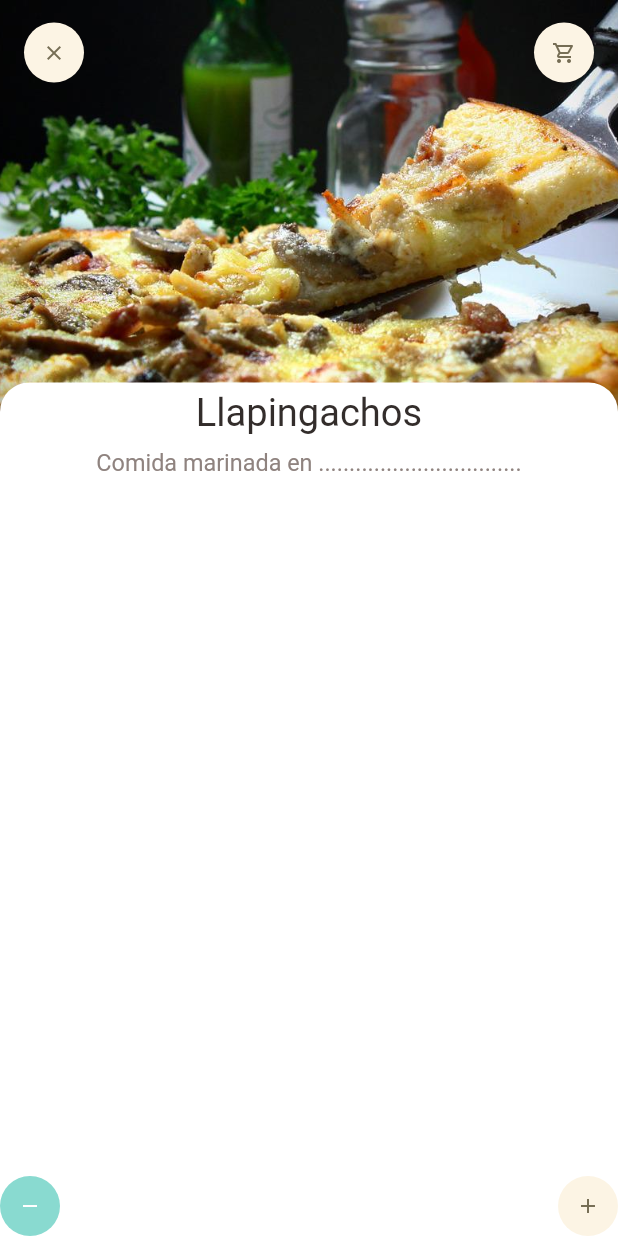
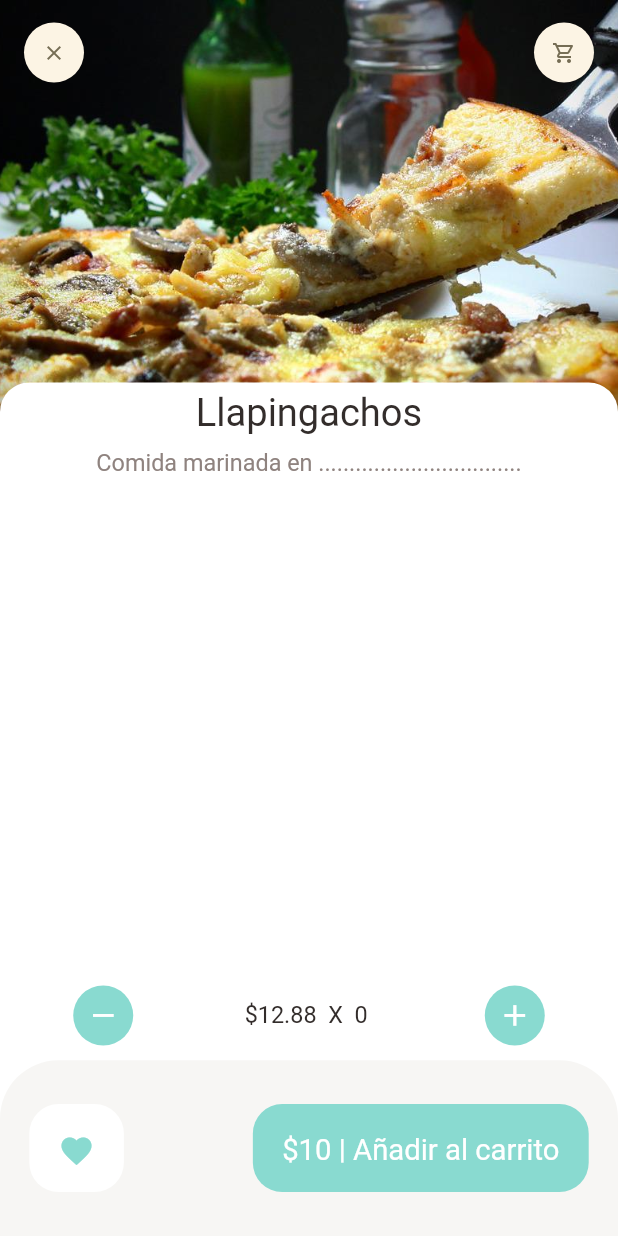
Before and after one commit to Vladox69/gestion, a Flutter app: the screen it shows after launch, on a phone screen of 412 x 824 dp. Run offline on Flutter 3.47's test engine with Material 2 defaults, Android fonts, the phone set to English and light mode, and no system bars; our stand-ins replace dots_indicator, get; missing offline and left inert: dart:html.

Commit message:
hora seis con treina

```diff
--- a/lib/main.dart
+++ b/lib/main.dart
@@ -4,8 +4,11 @@ import 'package:flutter_ecommerce/pages/home/food/recommended_food_detail.dart';
 //import 'package:flutter_ecommerce/home/main_food_page.dart';
 import 'package:flutter_ecommerce/pages/home/main_food_page.dart';
 import 'package:get/get.dart';
+import 'helper/dependencias.dart' as dep;
 
-void main() {
+Future<void> main() async {
+  WidgetsFlutterBinding.ensureInitialized();
+  await dep.init();
   runApp(const MyApp());
 }
 
--- a/lib/pages/home/food/recommended_food_detail.dart
+++ b/lib/pages/home/food/recommended_food_detail.dart
@@ -68,15 +68,66 @@ class RecommendedFoodDetail extends StatelessWidget {
       bottomNavigationBar: Column(
         mainAxisSize: MainAxisSize.min,
         children: [
-          Row(
+          Container(
+            padding: EdgeInsets.only(
+              left: Dimensions.width20*2.5,
+              right: Dimensions.width20*2.5,
+              top: Dimensions.height10,
+              bottom: Dimensions.height10,
+            ),
+            child: Row(
             mainAxisAlignment: MainAxisAlignment.spaceBetween,
             children: [
-              AppIcon(iconColor: Colors.white,
+              AppIcon(
+                iconSize: Dimensions.iconSize24,
+              iconColor: Colors.white,
               backgroundColor: AppColors.mainColor,
               icon: Icons.remove),
-              AppIcon(icon: Icons.add)
+              BigText(text: "\$12.88 "+" X "+" 0 ", color: AppColors.mainBlackColor, size: Dimensions.font16,),
+              AppIcon(
+                iconSize: Dimensions.iconSize24,
+              iconColor: Colors.white,
+              backgroundColor: AppColors.mainColor,
+              icon: Icons.add)
             ],
           )
+          ),
+        Container(
+        height: Dimensions.bottomHeightBar,
+        padding: EdgeInsets.only(top: Dimensions.height30, bottom: Dimensions.height30, left: Dimensions.width20, right: Dimensions.width20),
+        decoration: BoxDecoration(
+          color: AppColors.buttonBackgroundColor,
+          borderRadius: BorderRadius.only(
+            topLeft: Radius.circular(Dimensions.radius20*2),
+            topRight: Radius.circular(Dimensions.radius20*2)
+          )
+        ),
+        child: Row(
+          mainAxisAlignment: MainAxisAlignment.spaceBetween,
+          children: [
+            Container(
+              padding: EdgeInsets.only(top: Dimensions.height20, bottom: Dimensions.height20, left: Dimensions.width20, right: Dimensions.width20),
+
+              decoration: BoxDecoration(
+                borderRadius: BorderRadius.circular(Dimensions.radius20),
+                color: Colors.white
+              ),
+              child: Icon(
+                Icons.favorite,
+                color: AppColors.mainColor,
+              ),
+            ),
+            Container(
+              padding: EdgeInsets.only(top: Dimensions.height20, bottom: Dimensions.height20, left: Dimensions.width20, right: Dimensions.width20),
+              child: BigText(text: "\$10 | Añadir al carrito", color: Colors.white,),
+              decoration: BoxDecoration(
+                borderRadius: BorderRadius.circular(Dimensions.radius20),
+                color: AppColors.mainColor
+              ),
+            )
+          ],
+        ),
+      )
         ],
       ),
     );
```
Also changed, not shown: lib/controllers/popular_product_controller.dart (added, +19 -0 lines), lib/data/api/api_client.dart (added, +25 -0 lines), lib/data/repository/popular_product_repo.dart (added, +11 -0 lines), lib/helper/dependencias.dart (added, +11 -0 lines).
